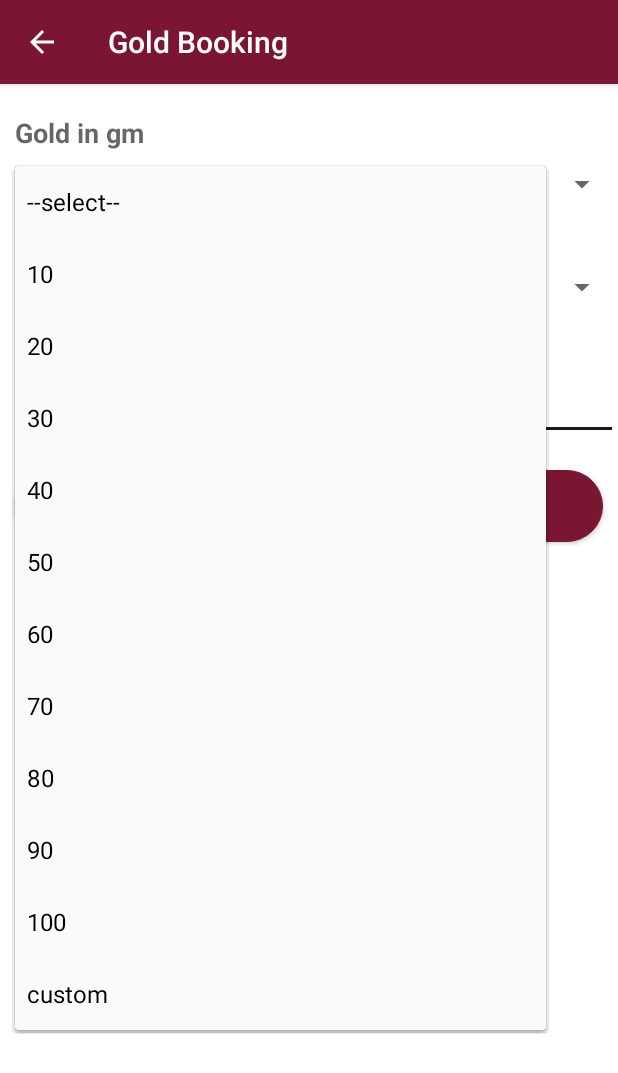
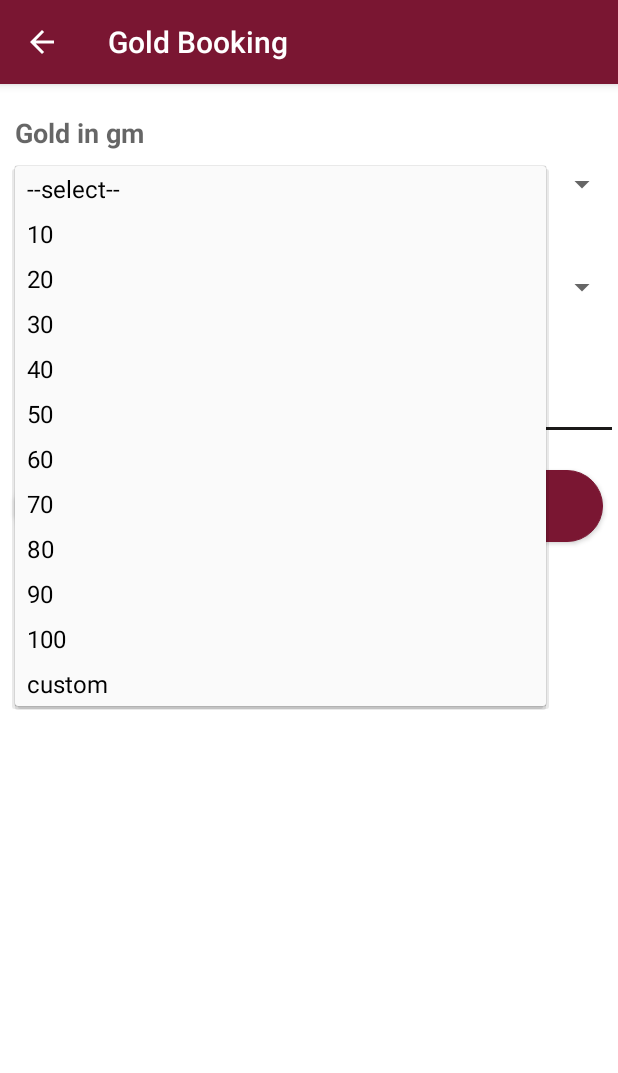
Before and after one commit to aratim-hub/Vgold, an Android app: the GoldBookingActivity screen opened directly, with no data from a screen before it, after a tap on "--select--", on a phone screen of 412 x 824 dp. Shown: the top 1073 px of the screen. Run offline under Robolectric (Android 15) with nearby library versions, the phone set to English and light mode, and no system bars; our stand-ins replace ButterKnife.

```diff
--- a/app/src/main/java/com/cognifygroup/vgold/AddGoldActivity.java
+++ b/app/src/main/java/com/cognifygroup/vgold/AddGoldActivity.java
@@ -142,7 +142,7 @@ public class AddGoldActivity extends AppCompatActivity implements AlertDialogOkL
         ArrayAdapter<CharSequence> adapter = ArrayAdapter.createFromResource(this,
                 R.array.payment_option, android.R.layout.simple_spinner_item);
 // Specify the layout to use when the list of choices appears
-        adapter.setDropDownViewResource(android.R.layout.simple_spinner_dropdown_item);
+        adapter.setDropDownViewResource(R.layout.custom_spinner_item);
 // Apply the adapter to the spinner
         spinner_payment_option.setAdapter(adapter);
         spinner_payment_option.setOnItemSelectedListener(new AdapterView.OnItemSelectedListener() {
--- a/app/src/main/java/com/cognifygroup/vgold/AddMoneyActivity.java
+++ b/app/src/main/java/com/cognifygroup/vgold/AddMoneyActivity.java
@@ -81,7 +81,7 @@ public class AddMoneyActivity extends AppCompatActivity implements AlertDialogOk
         ArrayAdapter<CharSequence> adapter = ArrayAdapter.createFromResource(this,
                 R.array.payment_option1, android.R.layout.simple_spinner_item);
 // Specify the layout to use when the list of choices appears
-        adapter.setDropDownViewResource(android.R.layout.simple_spinner_dropdown_item);
+        adapter.setDropDownViewResource(R.layout.custom_spinner_item);
 // Apply the adapter to the spinner
         spinner_payment_option1.setAdapter(adapter);
         spinner_payment_option1.setOnItemSelectedListener(new AdapterView.OnItemSelectedListener() {
--- a/app/src/main/java/com/cognifygroup/vgold/BookingDetailActivity.java
+++ b/app/src/main/java/com/cognifygroup/vgold/BookingDetailActivity.java
@@ -138,7 +138,7 @@ public class BookingDetailActivity extends AppCompatActivity implements AlertDia
             ArrayAdapter<CharSequence> adapter = ArrayAdapter.createFromResource(this,
                     R.array.payment_option, android.R.layout.simple_spinner_item);
 // Specify the layout to use when the list of choices appears
-            adapter.setDropDownViewResource(android.R.layout.simple_spinner_dropdown_item);
+            adapter.setDropDownViewResource(R.layout.custom_spinner_item);
 // Apply the adapter to the spinner
             spinner_payment_option.setAdapter(adapter);
             spinner_payment_option.setOnItemSelectedListener(new AdapterView.OnItemSelectedListener() {
--- a/app/src/main/java/com/cognifygroup/vgold/GoldBookingActivity.java
+++ b/app/src/main/java/com/cognifygroup/vgold/GoldBookingActivity.java
@@ -82,7 +82,7 @@ public class GoldBookingActivity extends AppCompatActivity implements AlertDialo
         ArrayAdapter<CharSequence> adapter = ArrayAdapter.createFromResource(this,
                 R.array.GoldWeight_array1, android.R.layout.simple_spinner_item);
 // Specify the layout to use when the list of choices appears
-        adapter.setDropDownViewResource(android.R.layout.simple_spinner_dropdown_item);
+        adapter.setDropDownViewResource(R.layout.custom_spinner_item);
 // Apply the adapter to the spinner
         spinner_goldWeight.setAdapter(adapter);
         spinner_goldWeight.setOnItemSelectedListener(new AdapterView.OnItemSelectedListener() {
@@ -106,7 +106,7 @@ public class GoldBookingActivity extends AppCompatActivity implements AlertDialo
         ArrayAdapter<CharSequence> adapter1 = ArrayAdapter.createFromResource(this,
                 R.array.Tennure_array, android.R.layout.simple_spinner_item);
 // Specify the layout to use when the list of choices appears
-        adapter1.setDropDownViewResource(android.R.layout.simple_spinner_dropdown_item);
+        adapter1.setDropDownViewResource(R.layout.custom_spinner_item);
 // Apply the adapter to the spinner
         spinner_tennure.setAdapter(adapter1);
         spinner_tennure.setOnItemSelectedListener(new AdapterView.OnItemSelectedListener() {
--- a/app/src/main/java/com/cognifygroup/vgold/GoldDepositeActivity.java
+++ b/app/src/main/java/com/cognifygroup/vgold/GoldDepositeActivity.java
@@ -130,7 +130,7 @@ public class GoldDepositeActivity extends AppCompatActivity implements AlertDial
         ArrayAdapter<CharSequence> adapter = ArrayAdapter.createFromResource(this,
                 R.array.Tennure_array, android.R.layout.simple_spinner_item);
 // Specify the layout to use when the list of choices appears
-        adapter.setDropDownViewResource(android.R.layout.simple_spinner_dropdown_item);
+        adapter.setDropDownViewResource(R.layout.custom_spinner_item);
 // Apply the adapter to the spinner
         spinner_tennure_deposite.setAdapter(adapter);
         spinner_tennure_deposite.setOnItemSelectedListener(new AdapterView.OnItemSelectedListener() {
@@ -218,7 +218,8 @@ public class GoldDepositeActivity extends AppCompatActivity implements AlertDial
                     if (status.equals("200")) {
                         ArrayAdapter<VendorForDepositeModel.Data> adapter =
                                 new ArrayAdapter<VendorForDepositeModel.Data>(GoldDepositeActivity.this, R.layout.support_simple_spinner_dropdown_item, mArrCity);
-                        adapter.setDropDownViewResource(R.layout.support_simple_spinner_dropdown_item);
+//                        adapter.setDropDownViewResource(R.layout.support_simple_spinner_dropdown_item);
+                        adapter.setDropDownViewResource(R.layout.custom_spinner_item);
                         spinner_willingToDeposite.setAdapter(adapter);
                         spinner_willingToDeposite.setOnItemSelectedListener(new AdapterView.OnItemSelectedListener() {
                             @Override
--- a/app/src/main/java/com/cognifygroup/vgold/PayInstallmentActivity.java
+++ b/app/src/main/java/com/cognifygroup/vgold/PayInstallmentActivity.java
@@ -115,7 +115,7 @@ public class PayInstallmentActivity extends AppCompatActivity implements AlertDi
         ArrayAdapter<CharSequence> adapter = ArrayAdapter.createFromResource(this,
                 R.array.payment_option, android.R.layout.simple_spinner_item);
 // Specify the layout to use when the list of choices appears
-        adapter.setDropDownViewResource(android.R.layout.simple_spinner_dropdown_item);
+        adapter.setDropDownViewResource(R.layout.custom_spinner_item);
 // Apply the adapter to the spinner
         spinner_payment_option.setAdapter(adapter);
         spinner_payment_option.setOnItemSelectedListener(new AdapterView.OnItemSelectedListener() {
@@ -383,7 +383,7 @@ public class PayInstallmentActivity extends AppCompatActivity implements AlertDi
                     if (status.equals("200")) {
                         ArrayAdapter<GetBookingIdModel.Data> adapter =
                                 new ArrayAdapter<GetBookingIdModel.Data>(PayInstallmentActivity.this, R.layout.support_simple_spinner_dropdown_item, mArrCity);
-                        adapter.setDropDownViewResource(R.layout.support_simple_spinner_dropdown_item);
+                        adapter.setDropDownViewResource(R.layout.custom_spinner_item);
                         spinner_goldBookingId.setAdapter(adapter);
                         spinner_goldBookingId.setOnItemSelectedListener(new AdapterView.OnItemSelectedListener() {
                             @Override
--- a/app/src/main/java/com/cognifygroup/vgold/WithdrawActivity.java
+++ b/app/src/main/java/com/cognifygroup/vgold/WithdrawActivity.java
@@ -137,7 +137,7 @@ public class WithdrawActivity extends AppCompatActivity implements AlertDialogOk
                     if (status.equals("200")) {
                         ArrayAdapter<GetBankModel.Data> adapter =
                                 new ArrayAdapter<GetBankModel.Data>(WithdrawActivity.this, R.layout.support_simple_spinner_dropdown_item, mArrCity);
-                        adapter.setDropDownViewResource(R.layout.support_simple_spinner_dropdown_item);
+                        adapter.setDropDownViewResource(R.layout.custom_spinner_item);
                         spinnerBank.setAdapter(adapter);
                         spinnerBank.setOnItemSelectedListener(new AdapterView.OnItemSelectedListener() {
                             @Override
--- a/app/src/main/java/com/cognifygroup/vgold/fragment/ItemOneFragment.java
+++ b/app/src/main/java/com/cognifygroup/vgold/fragment/ItemOneFragment.java
@@ -71,7 +71,7 @@ public class ItemOneFragment extends Fragment {
        /* ArrayAdapter<CharSequence> adapter = ArrayAdapter.createFromResource(getContext(),
                 R.array.GoldWeight_array, android.R.layout.simple_spinner_item);
 // Specify the layout to use when the list of choices appears
-        adapter.setDropDownViewResource(android.R.layout.simple_spinner_dropdown_item);
+        adapter.setDropDownViewResource(R.layout.custom_spinner_item);
 // Apply the adapter to the spinner
         spinner_goldWeight.setAdapter(adapter);
         spinner_goldWeight.setOnItemSelectedListener(new AdapterView.OnItemSelectedListener() {
@@ -94,7 +94,7 @@ public class ItemOneFragment extends Fragment {
         ArrayAdapter<CharSequence> adapter1 = ArrayAdapter.createFromResource(getContext(),
                 R.array.Tennure_array, android.R.layout.simple_spinner_item);
 // Specify the layout to use when the list of choices appears
-        adapter1.setDropDownViewResource(android.R.layout.simple_spinner_dropdown_item);
+        adapter1.setDropDownViewResource(R.layout.custom_spinner_item);
 // Apply the adapter to the spinner
         spinner_tennure.setAdapter(adapter1);
         spinner_tennure.setOnItemSelectedListener(new AdapterView.OnItemSelectedListener() {
--- /dev/null
+++ b/app/src/main/res/layout/custom_spinner_item.xml
@@ -0,0 +1,9 @@
+<?xml version="1.0" encoding="utf-8"?>
+<CheckedTextView xmlns:android="http://schemas.android.com/apk/res/android"
+    android:id="@android:id/text1"
+    style="?android:attr/spinnerDropDownItemStyle"
+    android:singleLine="true"
+    android:layout_width="match_parent"
+    android:layout_height="wrap_content"
+    android:padding="4dp"
+    android:ellipsize="marquee"/>
```
Also changed, not shown: app/src/main/java/com/cognifygroup/vgold/utils/BaseActivity.java (+9 -4 lines), app/src/main/res/mipmap-xxhdpi/installment.png (added).
